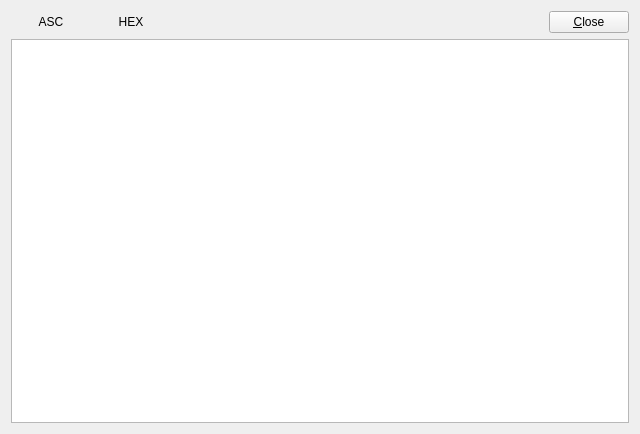
Before: the Qt Designer form app/qtapp/appcmn_qt/console.ui in lhuisman/myRTKLIB, drawn with Qt 5.
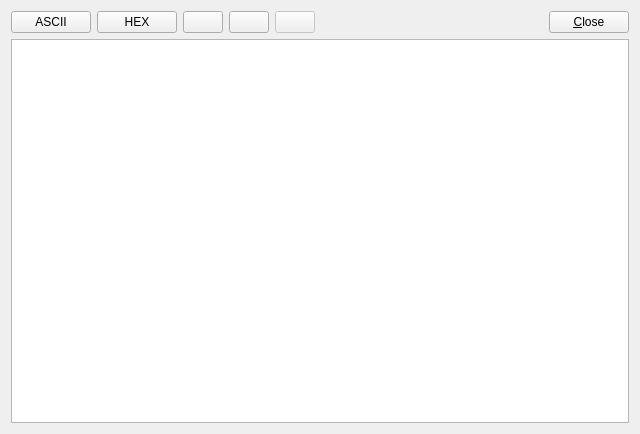
After: the same form once the commit is applied. Icons and pictures are not drawn.

What changed in the file:
```diff
--- a/app/qtapp/appcmn_qt/console.ui
+++ b/app/qtapp/appcmn_qt/console.ui
@@ -32,9 +32,6 @@
       <string/>
      </property>
      <layout class="QHBoxLayout" name="horizontalLayout">
-      <property name="spacing">
-       <number>0</number>
-      </property>
       <property name="leftMargin">
        <number>0</number>
       </property>
@@ -59,14 +56,11 @@
          <string>Ascii View</string>
         </property>
         <property name="text">
-         <string>ASC</string>
+         <string>ASCII</string>
         </property>
         <property name="checkable">
          <bool>true</bool>
         </property>
-        <property name="flat">
-         <bool>true</bool>
-        </property>
        </widget>
       </item>
       <item>
@@ -86,9 +80,6 @@
         <property name="checkable">
          <bool>true</bool>
         </property>
-        <property name="flat">
-         <bool>true</bool>
-        </property>
        </widget>
       </item>
       <item>
@@ -112,9 +103,6 @@
         <property name="checkable">
          <bool>true</bool>
         </property>
-        <property name="flat">
-         <bool>true</bool>
-        </property>
        </widget>
       </item>
       <item>
@@ -135,9 +123,6 @@
          <iconset resource="../icon/resources.qrc">
           <normaloff>:/buttons/fitd</normaloff>:/buttons/fitd</iconset>
         </property>
-        <property name="flat">
-         <bool>true</bool>
-        </property>
        </widget>
       </item>
       <item>
@@ -161,9 +146,6 @@
          <iconset resource="../icon/resources.qrc">
           <normaloff>:/buttons/del</normaloff>:/buttons/del</iconset>
         </property>
-        <property name="flat">
-         <bool>true</bool>
-        </property>
        </widget>
       </item>
       <item>
```
Left out of the diff: 3 changed lines with no effect on the pictures.
